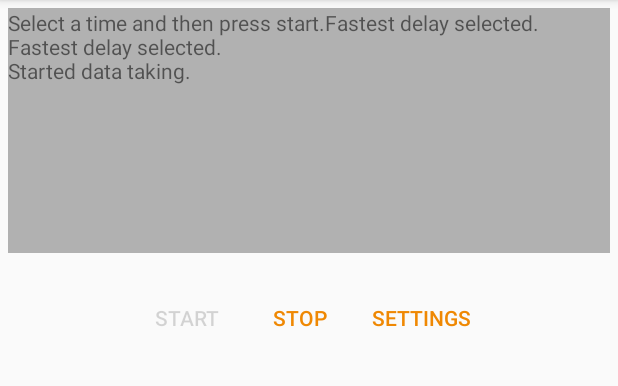
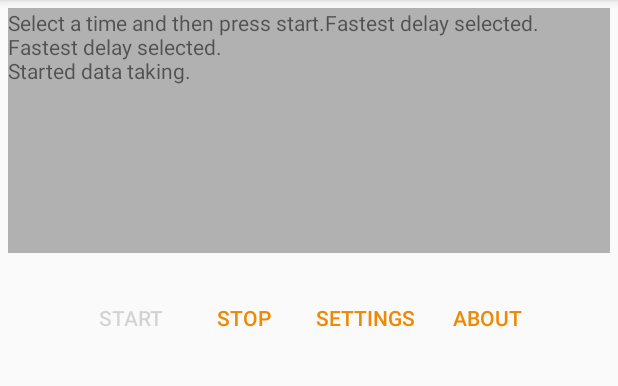
Before and after one commit to Thecave3/data_logger, an Android app: the screen it shows after launch (MainActivity), after a tap on "START", on a phone screen of 412 x 824 dp, the part 84-470 px from its top. Run offline under Robolectric (Android 15) with nearby library versions, the phone set to English and light mode, and no system bars.

Commit message:
Fix bug on custom time, added about button

```diff
--- a/app/src/main/java/it/sapienza/datalogger/MainActivity.java
+++ b/app/src/main/java/it/sapienza/datalogger/MainActivity.java
@@ -162,7 +162,7 @@ public class MainActivity extends AppCompatActivity implements SensorEventListen
         final SensorEventListener listener = this;
         startBtn.setOnClickListener(v -> {
             writeDebug("Started data taking.");
-            samplingRate = customTimeEditText.isEnabled() ? getCustomTime(String.valueOf(customTimeEditText.getText())) : samplingRate;
+            samplingRate = timeRadioGroup.getCheckedRadioButtonId() == R.id.custom_time ? getCustomTime(String.valueOf(customTimeEditText.getText())) : samplingRate;
             mSensorManager.registerListener(listener, accelerometer, samplingRate);
 
             timeRadioGroup.setEnabled(false);
@@ -353,9 +353,10 @@ public class MainActivity extends AppCompatActivity implements SensorEventListen
         if (o instanceof Detector) {
             DynamicSignal inputSignal = (DynamicSignal) arg;
             DynamicState newState = this.state.transition(inputSignal);
-            if (newState == DynamicState.STEADY) {
-                writeDebug("I'm steady.");
-            }
+//            if (newState == DynamicState.STEADY) {
+//                writeDebug("I'm steady.");
+//            }
+
             if (newState != this.state) {
                 writeDebug("New state set: " + newState.toString());
                 if (newState == DynamicState.FALLING || newState == DynamicState.PATTACK) {
--- a/app/src/main/java/it/sapienza/datalogger/detector/Detector.java
+++ b/app/src/main/java/it/sapienza/datalogger/detector/Detector.java
@@ -31,7 +31,13 @@ public class Detector extends Observable {
     double stddevWalkThresh = 0.3;
     double stddevFallThresh = 4.0;
 
+    private boolean initialized = false;
+
     private Detector() {
+        this.init();
+    }
+
+    private void init() {
         readingBuf = new ArrayDeque<>();
         confidenceTable = new double[DynamicSignal.values().length];
 
@@ -39,6 +45,7 @@ public class Detector extends Observable {
         evaluators = new ArrayList<>();
         evaluators.add(new AbsoluteMeanEvaluator(absMeanWalkThresh, absMeanFallThresh));
         evaluators.add(new StandardDeviationEvaluator(stddevWalkThresh, stddevFallThresh));
+        this.initialized = true;
     }
 
     public static synchronized Detector getInstance() {
@@ -132,6 +139,12 @@ public class Detector extends Observable {
         return signalFromInteger(maxConfidenceIdx);
     }
 
+    public void deinit() {
+        readingBuf.clear();
+        evaluators.clear();
+        this.initialized = false;
+    }
+
     public double getAbsMeanWalkThresh() {
         return absMeanWalkThresh;
     }
@@ -172,6 +185,10 @@ public class Detector extends Observable {
         return stddevFallThresh;
     }
 
+    public boolean isInitialized() {
+        return initialized;
+    }
+
     public void setStddevFallThresh(double stddevFallThresh) {
         this.stddevFallThresh = stddevFallThresh;
         for (SignalEvaluator evaluator : evaluators) {
--- a/app/src/main/res/layout/activity_main.xml
+++ b/app/src/main/res/layout/activity_main.xml
@@ -54,6 +54,16 @@
                 android:layout_margin="5dp"
                 android:padding="5dp"
                 android:text="@string/settings" />
+
+            <Button
+                android:id="@+id/buttonAbout"
+                style="?android:attr/buttonBarButtonStyle"
+                android:layout_width="wrap_content"
+                android:layout_height="wrap_content"
+                android:layout_margin="5dp"
+                android:padding="5dp"
+                android:text="@string/about" />
+
         </LinearLayout>
 
         <LinearLayout
@@ -103,7 +113,7 @@
                     android:text="@string/normal" />
 
                 <RadioButton
-                    android:id="@+id/custom"
+                    android:id="@+id/custom_time"
                     android:layout_width="wrap_content"
                     android:layout_height="wrap_content"
                     android:text="@string/custom" />
--- a/app/src/main/res/values/strings.xml
+++ b/app/src/main/res/values/strings.xml
@@ -19,4 +19,5 @@
     <string name="fogdelta_time_ms">FoGDelta Time (ms)</string>
     <string name="ame_walk_threshold">AME Walk threshold</string>
     <string name="ame_fall_threshold">AME Fall Threshold</string>
+    <string name="about">ABOUT</string>
 </resources>
--- a/build.gradle
+++ b/build.gradle
@@ -7,7 +7,7 @@ buildscript {
 
     }
     dependencies {
-        classpath 'com.android.tools.build:gradle:4.0.0'
+        classpath 'com.android.tools.build:gradle:4.0.1'
 
         // NOTE: Do not place your application dependencies here; they belong
         // in the individual module build.gradle files
```
